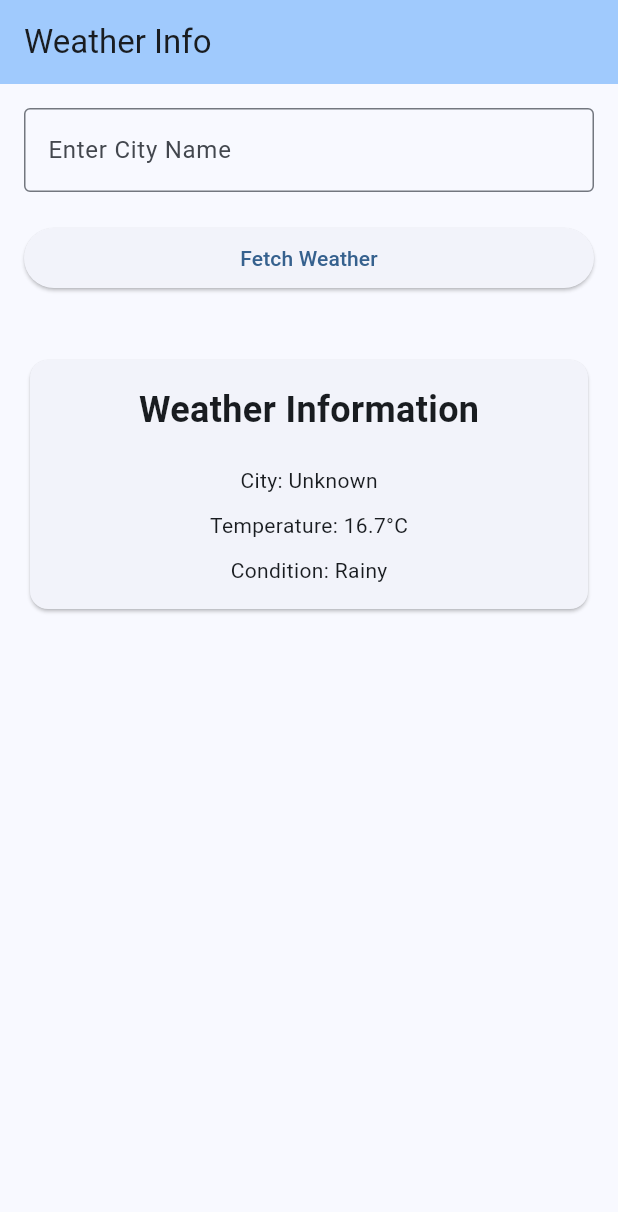
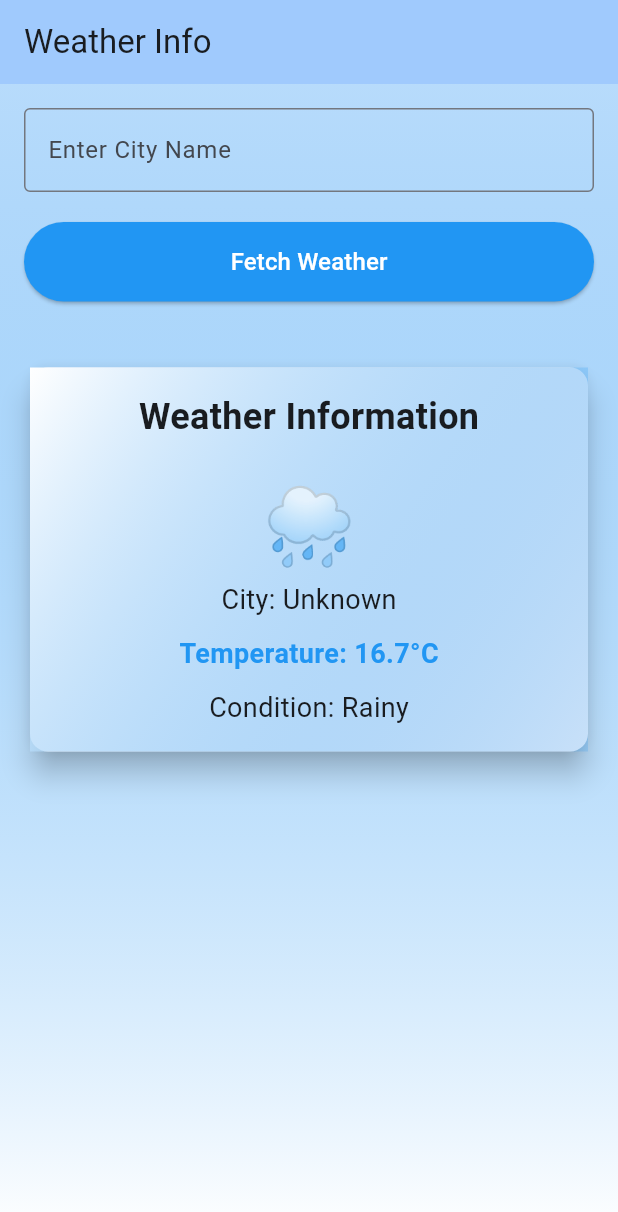
Before and after one commit to laosrb/weather_info_app, a Flutter app: the screen it shows after launch, after a tap on "Fetch Weather", on a phone screen of 412 x 824 dp. Shown: the top 1212 px of the screen. Run offline on Flutter 3.47's test engine with Material 3 defaults, Android fonts, the phone set to English and light mode, and no system bars.

Commit message:
Displayed simulated weather information

```diff
--- a/lib/main.dart
+++ b/lib/main.dart
@@ -28,13 +28,30 @@ class WeatherHomePage extends StatefulWidget {
   State<WeatherHomePage> createState() => _WeatherHomePageState();
 }
 
-class _WeatherHomePageState extends State<WeatherHomePage> {
+class _WeatherHomePageState extends State<WeatherHomePage>
+    with SingleTickerProviderStateMixin {
   final TextEditingController _cityController = TextEditingController();
   String _cityName = '--';
   double _temperature = 0;
   String _condition = '--';
 
   final List<String> _conditions = ['Sunny', 'Cloudy', 'Rainy'];
+
+  late AnimationController _animationController;
+  final Map<String, String> _weatherEmojis = {
+    'Sunny': '☀️',
+    'Cloudy': '☁️',
+    'Rainy': '🌧️',
+  };
+
+  @override
+  void initState() {
+    super.initState();
+    _animationController = AnimationController(
+      duration: const Duration(milliseconds: 500),
+      vsync: this,
+    );
+  }
 
   void _fetchWeather() {
     final random = Random();
@@ -47,13 +64,37 @@ class _WeatherHomePageState extends State<WeatherHomePage> {
   }
 
   @override
+  void dispose() {
+    _animationController.dispose();
+    _cityController.dispose();
+    super.dispose();
+  }
+
+  Color _getTemperatureColor(double temp) {
+    if (temp < 20) return Colors.blue;
+    if (temp < 25) return Colors.green;
+    return Colors.orange;
+  }
+
+  @override
   Widget build(BuildContext context) {
     return Scaffold(
       appBar: AppBar(
         title: const Text('Weather Info'),
         backgroundColor: Theme.of(context).colorScheme.inversePrimary,
       ),
-      body: Padding(
+      body: Container(
+        decoration: BoxDecoration(
+          gradient: LinearGradient(
+            begin: Alignment.topCenter,
+            end: Alignment.bottomCenter,
+            colors: [
+              Colors.blue.withOpacity(0.3),
+              Colors.white,
+            ],
+          ),
+        ),
+        child: Padding(
           padding: const EdgeInsets.all(16.0),
           child: Column(
             crossAxisAlignment: CrossAxisAlignment.stretch,
@@ -68,12 +109,35 @@ class _WeatherHomePageState extends State<WeatherHomePage> {
               ),
               const SizedBox(height: 20),
               ElevatedButton(
-              onPressed: _fetchWeather,
-              child: const Text('Fetch Weather'),
+                onPressed: () {
+                  _fetchWeather();
+                  _animationController.reset();
+                  _animationController.forward();
+                },
+                style: ElevatedButton.styleFrom(
+                  backgroundColor: Colors.blue,
+                  foregroundColor: Colors.white,
+                  padding: const EdgeInsets.symmetric(vertical: 15),
+                ),
+                child:
+                    const Text('Fetch Weather', style: TextStyle(fontSize: 16)),
               ),
               const SizedBox(height: 40),
-            Card(
-              child: Padding(
+              ScaleTransition(
+                scale: CurvedAnimation(
+                  parent: _animationController,
+                  curve: Curves.easeInOut,
+                ),
+                child: Card(
+                  elevation: 8,
+                  child: Container(
+                    decoration: BoxDecoration(
+                      gradient: LinearGradient(
+                        colors: [Colors.white, Colors.blue.withOpacity(0.2)],
+                        begin: Alignment.topLeft,
+                        end: Alignment.bottomRight,
+                      ),
+                    ),
                     padding: const EdgeInsets.all(16.0),
                     child: Column(
                       children: [
@@ -85,24 +149,33 @@ class _WeatherHomePageState extends State<WeatherHomePage> {
                           ),
                         ),
                         const SizedBox(height: 20),
-                    Text('City: $_cityName'),
+                        Text(
+                          _weatherEmojis[_condition] ?? '❓',
+                          style: const TextStyle(fontSize: 50),
+                        ),
+                        Text('City: $_cityName',
+                            style: const TextStyle(fontSize: 18)),
                         const SizedBox(height: 10),
-                    Text('Temperature: ${_temperature.toStringAsFixed(1)}°C'),
+                        Text(
+                          'Temperature: ${_temperature.toStringAsFixed(1)}°C',
+                          style: TextStyle(
+                            fontSize: 18,
+                            color: _getTemperatureColor(_temperature),
+                            fontWeight: FontWeight.bold,
+                          ),
+                        ),
                         const SizedBox(height: 10),
-                    Text('Condition: $_condition'),
+                        Text('Condition: $_condition',
+                            style: const TextStyle(fontSize: 18)),
                       ],
+                    ),
                   ),
                 ),
               ),
             ],
           ),
         ),
+      ),
     );
   }
-
-  @override
-  void dispose() {
-    _cityController.dispose();
-    super.dispose();
 }
-}
```
Lines whose indentation alone changed are shown as unchanged.
